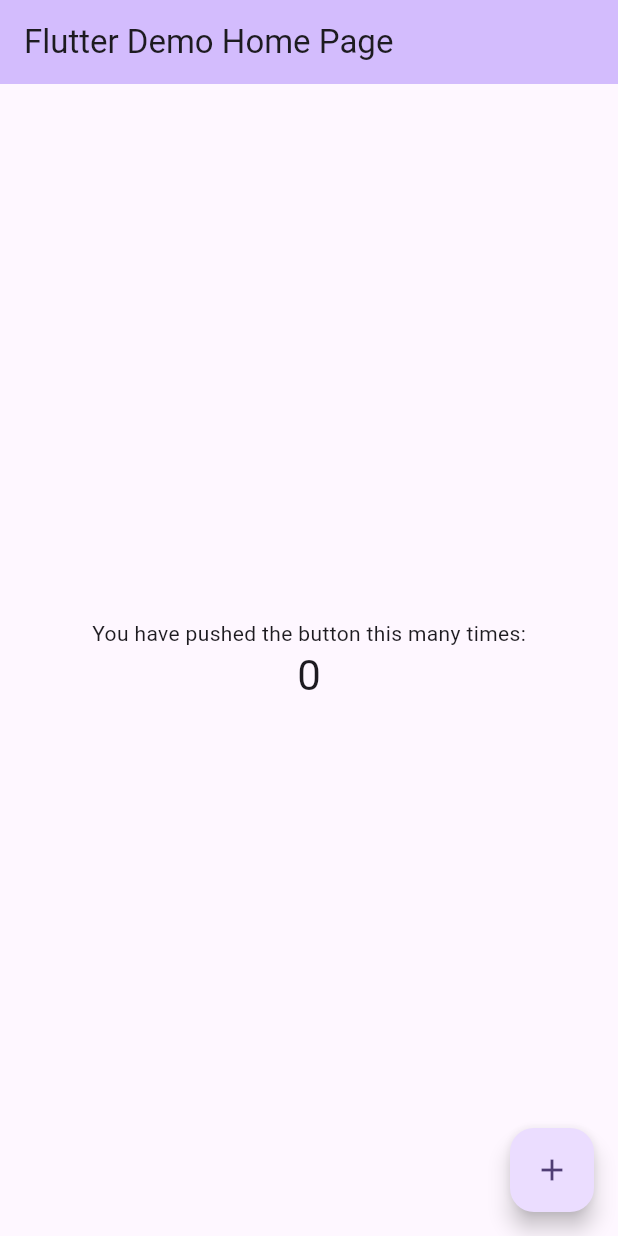
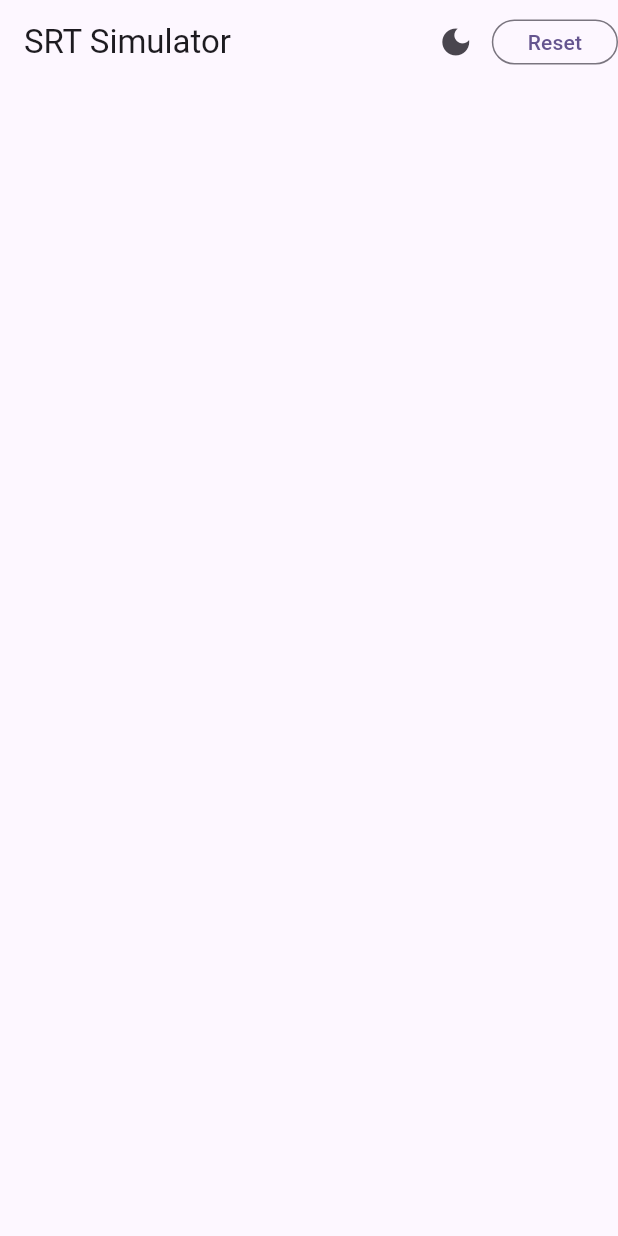
Before and after one commit to HaseebKahn365/srt_simulato, a Flutter app: the screen it shows after launch, on a phone screen of 412 x 824 dp. Run offline on Flutter 3.47's test engine with Material 3 defaults, Android fonts, the phone set to English and light mode, and no system bars; Roboto replaces fonts that are missing (Product Sans).

Commit message:
added material 3

```diff
--- a/lib/main.dart
+++ b/lib/main.dart
@@ -1,125 +1,165 @@
+// ignore_for_file: prefer_const_constructors, prefer_const_literals_to_create_immutables
+
 import 'package:flutter/material.dart';
 
+/*SJF(shortest job first) preemptive (Shortest Remaining Time) app using flutter
+Defining problem:
+The SRT simulator allows process Analysts to observe the process scheduling of the shortest remaining time in a better way.
+Architecture of the application:
+This application has only one stateful widget. The entire UI uses the setState() method to update the UI. The following are all the variables and classes used in the application.
+Process Class
+Arrival
+RemainingBurst
+position
+Pid
+isExecuting
+reduceBurst(): this method of the process reduces the burst by  1 second.
+Lists of objects:
+List<process>TempCreated=[]; //this is the list of process objects that will contain all that process that are created using the create process floating action button but have not been yet added to the list of ActiveProcesses list.
+List<process>ActiveProcesses=[];// this is the list of processes that are running on the processor.
+Global variables and methods:
+Int system_clock = 0; this is just a variable that is incremented after 1 second representing the time elapsed.
+Int process_counter = 0; this is a process counter that is used for assigning unique pid to each new process created. This is incremented when a new process is added to the tempCreated list.
+createProcess(): This is the global method that is used to add the process created by floating Action Button to the list of TempCreated. It also assigns the pid, arrival and RemainingBurst to the newly created process.
+feedToProcessor(): this is the method that is used when the add button is clicked in the temporarily created list of processes section of the app. Following is what happens in this method:
+1.	Adds all the process objects from the tempCreated list to the ActiveProcessess list.
+2.	Calls the adjustPositions() to modify the postions of every process in the list of active processes.
+adjustPositions(): this method is often used. It is used after every clock cycle and also used when the processes are being added to the list of active processes this is because the Shortest Remaining Time scheduling involves readjustment of the processes positions when the new processes arrive.
+Following is what happens in the adjustPositions() method:
+1.	For each process where the RemainingBurst is 0, remove this process process from the list of active processes
+2.	Sort all the processes in the list of the active processes in ascending order by adjusting the positions of each process by modifying its position data member.
+3.	Turn false all the processes’ isExecuting
+4.	Turn true the isExecuting of the process whose position is 0 in the active processes list.
+RunCycle(): this method is called after every second. This method does the following:
+1.	Check if the list of the processes is not empty.
+2.	For each process in the active processes list where the isExecuting is true. Then call its reduceBurst().
+Control flow of the app:
+1.	User press and holds the create process FAB to create process. For each second 0.5 seconds that passes when FAB is held pressed, increase the RemainingBurst of the new process. After releasing the button, the process will be added to the list of temporary processes after which we will call the setState() method to update the list on the bottom right corner that contains the temporary processes. Here is how the members of the process are determined when the new process is being  created:
+Arrival = current value of the global var system_clock.
+RemainingBurst = the time for which the FAB is held pressed.
+Position = 0; because it will will be determined by feedToProcessor();
+Pid = current value of the process_counter
+isExecuting = false;
+2.	After creation of the processes the user can use the add button at the bottom left corner section to call feedToProcessor().
+3.	The processes will be displayed using cards whose positions will be adjust after every second.
+4.	The process whose data member isExecuting value is true. That one will be displayed in the special area of the CPU Container.
+5.	All the remaining processes in the active process list will appear in a Column wrapped in a container of certain height.
+ */
 void main() {
-  runApp(const MyApp());
+  runApp(const SRTSimulator());
 }
 
-class MyApp extends StatelessWidget {
-  const MyApp({super.key});
+class SRTSimulator extends StatefulWidget {
+  const SRTSimulator({super.key});
 
-  // This widget is the root of your application.
   @override
-  Widget build(BuildContext context) {
-    return MaterialApp(
-      title: 'Flutter Demo',
-      theme: ThemeData(
-        // This is the theme of your application.
-        //
-        // TRY THIS: Try running your application with "flutter run". You'll see
-        // the application has a blue toolbar. Then, without quitting the app,
-        // try changing the seedColor in the colorScheme below to Colors.green
-        // and then invoke "hot reload" (save your changes or press the "hot
-        // reload" button in a Flutter-supported IDE, or press "r" if you used
-        // the command line to start the app).
-        //
-        // Notice that the counter didn't reset back to zero; the application
-        // state is not lost during the reload. To reset the state, use hot
-        // restart instead.
-        //
-        // This works for code too, not just values: Most code changes can be
-        // tested with just a hot reload.
-        colorScheme: ColorScheme.fromSeed(seedColor: Colors.deepPurple),
-        useMaterial3: true,
-      ),
-      home: const MyHomePage(title: 'Flutter Demo Home Page'),
-    );
-  }
+  State<SRTSimulator> createState() => _SRTSimulatorState();
 }
 
-class MyHomePage extends StatefulWidget {
-  const MyHomePage({super.key, required this.title});
+const double narrowScreenWidthThreshold = 450;
 
-  // This widget is the home page of your application. It is stateful, meaning
-  // that it has a State object (defined below) that contains fields that affect
-  // how it looks.
+const Color m3BaseColor = Color(0xff6750a4);
+const List<Color> colorOptions = [
+  m3BaseColor,
+  Colors.blue,
+  Colors.teal,
+  Colors.green,
+  Colors.yellow,
+  Colors.orange,
+  Colors.pink,
+  Colors.lime
+];
+const List<String> colorText = <String>[
+  "M3 Baseline",
+  "Blue",
+  "Teal",
+  "Green",
+  "Yellow",
+  "Orange",
+  "Pink",
+  "Lime"
+];
 
-  // This class is the configuration for the state. It holds the values (in this
-  // case the title) provided by the parent (in this case the App widget) and
-  // used by the build method of the State. Fields in a Widget subclass are
-  // always marked "final".
+class _SRTSimulatorState extends State<SRTSimulator> {
+  bool useMaterial3 = true;
+  bool useLightMode = true;
+  int colorSelected = 0;
+  int screenIndex = 0;
 
-  final String title;
+  late ThemeData themeData;
 
   @override
-  State<MyHomePage> createState() => _MyHomePageState();
-}
+  initState() {
+    super.initState();
+    themeData = updateThemes(colorSelected, useMaterial3, useLightMode);
+  }
 
-class _MyHomePageState extends State<MyHomePage> {
-  int _counter = 0;
+  ThemeData updateThemes(int colorIndex, bool useMaterial3, bool useLightMode) {
+    return ThemeData(
+        // make the new Product Sans font the default font
+        fontFamily: 'Product Sans',
+        colorSchemeSeed: colorOptions[colorSelected],
+        useMaterial3: useMaterial3,
+        brightness: useLightMode ? Brightness.light : Brightness.dark);
+  }
 
-  void _incrementCounter() {
+  void handleScreenChanged(int selectedScreen) {
     setState(() {
-      // This call to setState tells the Flutter framework that something has
-      // changed in this State, which causes it to rerun the build method below
-      // so that the display can reflect the updated values. If we changed
-      // _counter without calling setState(), then the build method would not be
-      // called again, and so nothing would appear to happen.
-      _counter++;
+      screenIndex = selectedScreen;
+    });
+  }
+
+  void handleBrightnessChange() {
+    setState(() {
+      useLightMode = !useLightMode;
+      themeData = updateThemes(colorSelected, useMaterial3, useLightMode);
+    });
+  }
+
+  void handleColorSelect(int value) {
+    setState(() {
+      colorSelected = value;
+      themeData = updateThemes(colorSelected, useMaterial3, useLightMode);
     });
   }
 
   @override
   Widget build(BuildContext context) {
-    // This method is rerun every time setState is called, for instance as done
-    // by the _incrementCounter method above.
-    //
-    // The Flutter framework has been optimized to make rerunning build methods
-    // fast, so that you can just rebuild anything that needs updating rather
-    // than having to individually change instances of widgets.
-    return Scaffold(
-      appBar: AppBar(
-        // TRY THIS: Try changing the color here to a specific color (to
-        // Colors.amber, perhaps?) and trigger a hot reload to see the AppBar
-        // change color while the other colors stay the same.
-        backgroundColor: Theme.of(context).colorScheme.inversePrimary,
-        // Here we take the value from the MyHomePage object that was created by
-        // the App.build method, and use it to set our appbar title.
-        title: Text(widget.title),
-      ),
-      body: Center(
-        // Center is a layout widget. It takes a single child and positions it
-        // in the middle of the parent.
-        child: Column(
-          // Column is also a layout widget. It takes a list of children and
-          // arranges them vertically. By default, it sizes itself to fit its
-          // children horizontally, and tries to be as tall as its parent.
-          //
-          // Column has various properties to control how it sizes itself and
-          // how it positions its children. Here we use mainAxisAlignment to
-          // center the children vertically; the main axis here is the vertical
-          // axis because Columns are vertical (the cross axis would be
-          // horizontal).
-          //
-          // TRY THIS: Invoke "debug painting" (choose the "Toggle Debug Paint"
-          // action in the IDE, or press "p" in the console), to see the
-          // wireframe for each widget.
-          mainAxisAlignment: MainAxisAlignment.center,
-          children: <Widget>[
-            const Text(
-              'You have pushed the button this many times:',
+    //I want the boyinspace.jpg to be the background image
+    return MaterialApp(
+      debugShowCheckedModeBanner: false,
+      title: 'SRT Simulator',
+      themeMode: useLightMode ? ThemeMode.light : ThemeMode.dark,
+      theme: themeData,
+      home: Scaffold(
+        appBar: AppBar(
+          title: const Text('SRT Simulator'),
+          //add an action to toggle the theme
+          actions: <Widget>[
+            IconButton(
+              icon: Icon(useLightMode ? Icons.dark_mode : Icons.light_mode),
+              onPressed: handleBrightnessChange,
             ),
-            Text(
-              '$_counter',
-              style: Theme.of(context).textTheme.headlineMedium,
+            //add an outline action button with text for reset everything. for now it will do nothing
+            Container(
+              height: 30,
+              child: OutlinedButton(
+                onPressed: () {},
+                child: const Text('Reset'),
+              ),
             ),
           ],
         ),
+        body: Column(
+          children: [
+            //creating boxes for processor, temp created processes and process creation box.
+
+            //processor box contains a smaller box that will contain the running process
+          ],
+        ),
       ),
-      floatingActionButton: FloatingActionButton(
-        onPressed: _incrementCounter,
-        tooltip: 'Increment',
-        child: const Icon(Icons.add),
-      ), // This trailing comma makes auto-formatting nicer for build methods.
+
+      //create a floating actioon button
     );
   }
 }
```
Also changed, not shown: lib/classes_and_vars/process.dart (added, +55 -0 lines), 1 other file.
